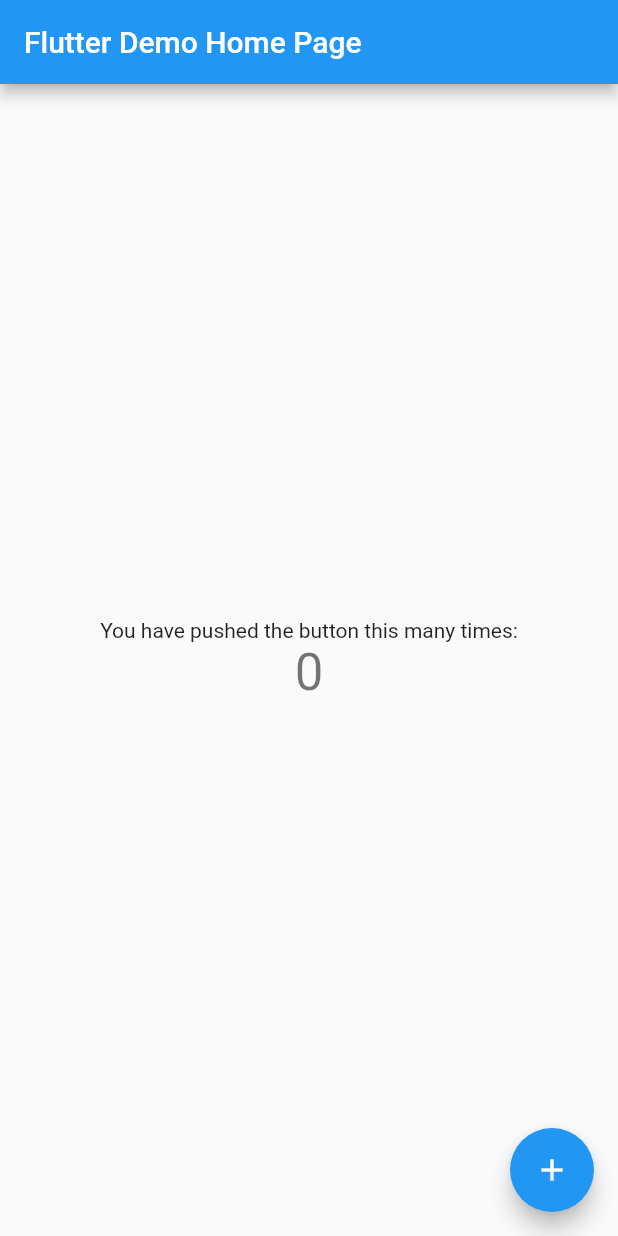
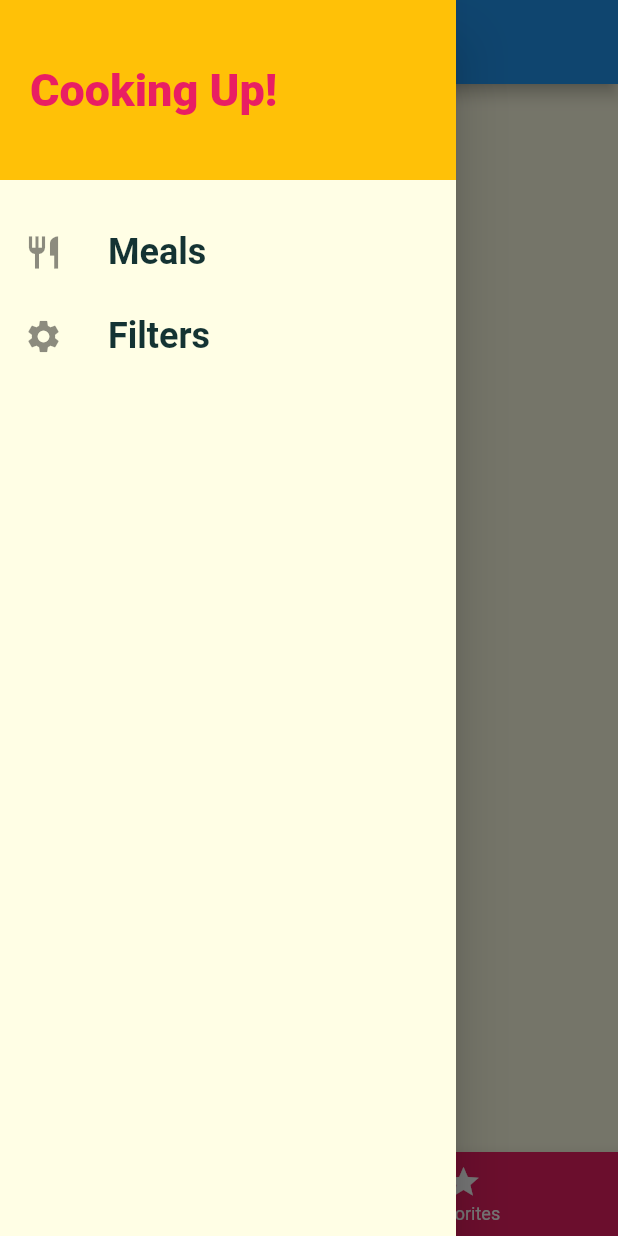
Before and after one commit to khushboo0801/meals_app, a Flutter app: the screen it shows after launch, with the side drawer open (before the commit the screen has no drawer), on a phone screen of 412 x 824 dp. Run offline on Flutter 3.47's test engine with Material 2 defaults, Android fonts, the phone set to English and light mode, and no system bars; Roboto replaces fonts that are missing (OpenSans, RaleWay).

Commit message:
adding home tab screen

```diff
--- a/lib/main.dart
+++ b/lib/main.dart
@@ -1,4 +1,5 @@
 import 'package:flutter/material.dart';
+import 'package:meals_app/screens/tabs_screen.dart';
 
 void main() {
   runApp(const MyApp());
@@ -13,103 +14,25 @@ class MyApp extends StatelessWidget {
     return MaterialApp(
       title: 'Flutter Demo',
       theme: ThemeData(
-        // This is the theme of your application.
-        //
-        // Try running your application with "flutter run". You'll see the
-        // application has a blue toolbar. Then, without quitting the app, try
-        // changing the primarySwatch below to Colors.green and then invoke
-        // "hot reload" (press "r" in the console where you ran "flutter run",
-        // or simply save your changes to "hot reload" in a Flutter IDE).
-        // Notice that the counter didn't reset back to zero; the application
-        // is not restarted.
-        primarySwatch: Colors.blue,
+        primarySwatch: Colors.pink,
+        colorScheme: ColorScheme.fromSwatch().copyWith(secondary: Colors.amber),
+        canvasColor: const Color.fromRGBO(255, 254, 229, 1),
+        fontFamily: 'RaleWay',
+        textTheme: ThemeData.light().textTheme.copyWith(
+              bodyText1: const TextStyle(
+                color: Color.fromRGBO(20, 51, 51, 1),
+              ),
+              bodyText2: const TextStyle(
+                color: Color.fromRGBO(20, 51, 51, 1),
+              ),
+              headline6: const TextStyle(
+                fontSize: 20,
+                fontFamily: 'OpenSans',
+                fontWeight: FontWeight.bold,
+              ),
+            ),
       ),
-      home: const MyHomePage(title: 'Flutter Demo Home Page'),
+      home: TabsScreen(),
     );
   }
 }
-
-class MyHomePage extends StatefulWidget {
-  const MyHomePage({Key? key, required this.title}) : super(key: key);
-
-  // This widget is the home page of your application. It is stateful, meaning
-  // that it has a State object (defined below) that contains fields that affect
-  // how it looks.
-
-  // This class is the configuration for the state. It holds the values (in this
-  // case the title) provided by the parent (in this case the App widget) and
-  // used by the build method of the State. Fields in a Widget subclass are
-  // always marked "final".
-
-  final String title;
-
-  @override
-  State<MyHomePage> createState() => _MyHomePageState();
-}
-
-class _MyHomePageState extends State<MyHomePage> {
-  int _counter = 0;
-
-  void _incrementCounter() {
-    setState(() {
-      // This call to setState tells the Flutter framework that something has
-      // changed in this State, which causes it to rerun the build method below
-      // so that the display can reflect the updated values. If we changed
-      // _counter without calling setState(), then the build method would not be
-      // called again, and so nothing would appear to happen.
-      _counter++;
-    });
-  }
-
-  @override
-  Widget build(BuildContext context) {
-    // This method is rerun every time setState is called, for instance as done
-    // by the _incrementCounter method above.
-    //
-    // The Flutter framework has been optimized to make rerunning build methods
-    // fast, so that you can just rebuild anything that needs updating rather
-    // than having to individually change instances of widgets.
-    return Scaffold(
-      appBar: AppBar(
-        // Here we take the value from the MyHomePage object that was created by
-        // the App.build method, and use it to set our appbar title.
-        title: Text(widget.title),
-      ),
-      body: Center(
-        // Center is a layout widget. It takes a single child and positions it
-        // in the middle of the parent.
-        child: Column(
-          // Column is also a layout widget. It takes a list of children and
-          // arranges them vertically. By default, it sizes itself to fit its
-          // children horizontally, and tries to be as tall as its parent.
-          //
-          // Invoke "debug painting" (press "p" in the console, choose the
-          // "Toggle Debug Paint" action from the Flutter Inspector in Android
-          // Studio, or the "Toggle Debug Paint" command in Visual Studio Code)
-          // to see the wireframe for each widget.
-          //
-          // Column has various properties to control how it sizes itself and
-          // how it positions its children. Here we use mainAxisAlignment to
-          // center the children vertically; the main axis here is the vertical
-          // axis because Columns are vertical (the cross axis would be
-          // horizontal).
-          mainAxisAlignment: MainAxisAlignment.center,
-          children: <Widget>[
-            const Text(
-              'You have pushed the button this many times:',
-            ),
-            Text(
-              '$_counter',
-              style: Theme.of(context).textTheme.headline4,
-            ),
-          ],
-        ),
-      ),
-      floatingActionButton: FloatingActionButton(
-        onPressed: _incrementCounter,
-        tooltip: 'Increment',
-        child: const Icon(Icons.add),
-      ), // This trailing comma makes auto-formatting nicer for build methods.
-    );
-  }
-}
--- /dev/null
+++ b/lib/models/meal.dart
@@ -0,0 +1,45 @@
+import 'package:flutter/foundation.dart';
+
+enum Complexity {
+  Simple,
+  Challenging,
+  Hard,
+}
+
+enum Affordability {
+  Affordable,
+  Pricey,
+  Luxurious,
+}
+
+class Meal {
+  final String id;
+  final List<String> categories;
+  final String title;
+  final String imageUrl;
+  final List<String> ingredients;
+  final List<String> steps;
+  final int duration;
+  final Complexity complexity;
+  final Affordability affordability;
+  final bool isGlutenFree;
+  final bool isLactoseFree;
+  final bool isVegan;
+  final bool isVegetarian;
+
+  const Meal({
+    required this.affordability,
+    required this.categories,
+    required this.complexity,
+    required this.duration,
+    required this.id,
+    required this.imageUrl,
+    required this.ingredients,
+    required this.isGlutenFree,
+    required this.isLactoseFree,
+    required this.isVegan,
+    required this.isVegetarian,
+    required this.title,
+    required this.steps,
+  });
+}
--- /dev/null
+++ b/lib/screens/tabs_screen.dart
@@ -0,0 +1,68 @@
+import 'package:flutter/material.dart';
+
+import '../widgets/drawer_widget.dart';
+import '../models/meal.dart';
+
+class TabsScreen extends StatefulWidget {
+  // final List<Meal> favoritedMeal;
+
+  TabsScreen();
+
+  @override
+  _TabsScreenState createState() => _TabsScreenState();
+}
+
+class _TabsScreenState extends State<TabsScreen> {
+  late List<Map<String, Object>> _pages;
+
+  @override
+  initState() {
+    _pages = [
+      {
+        'page': 'CategoriesScreen',
+        'title': 'Categories',
+      },
+      {
+        'page': 'FavoritesScreen',
+        'title': 'Your Favorites',
+      },
+    ];
+    super.initState();
+  }
+
+  int _selectedPage = 0;
+
+  void _selectPage(int index) {
+    setState(() {
+      _selectedPage = index;
+    });
+  }
+
+  @override
+  Widget build(BuildContext context) {
+    return Scaffold(
+      appBar: AppBar(
+        title: Text(_pages[_selectedPage]['title'].toString()),
+      ),
+      drawer: MainDrawer(),
+      body: Container(),
+      bottomNavigationBar: BottomNavigationBar(
+        onTap: _selectPage,
+        backgroundColor: Theme.of(context).primaryColor,
+        unselectedItemColor: Colors.white,
+        selectedItemColor: Theme.of(context).colorScheme.secondary,
+        currentIndex: _selectedPage,
+        items: const [
+          BottomNavigationBarItem(
+            icon: Icon(Icons.category),
+            label: 'Categories',
+          ),
+          BottomNavigationBarItem(
+            icon: Icon(Icons.star),
+            label: 'Favorites',
+          )
+        ],
+      ),
+    );
+  }
+}
--- /dev/null
+++ b/lib/widgets/drawer_widget.dart
@@ -0,0 +1,57 @@
+import 'package:flutter/material.dart';
+
+class MainDrawer extends StatelessWidget {
+  Widget buildOption(String text, IconData iconData, Function tapHandler) {
+    return ListTile(
+      leading: Icon(
+        iconData,
+        size: 26,
+      ),
+      title: Text(
+        text,
+        style: const TextStyle(
+            fontFamily: 'OpenSans', fontSize: 24, fontWeight: FontWeight.bold),
+      ),
+      onTap: () {},
+    );
+  }
+
+  @override
+  Widget build(BuildContext context) {
+    return Drawer(
+        child: Column(
+      children: <Widget>[
+        Container(
+          height: 120,
+          width: double.infinity,
+          padding: EdgeInsets.all(20),
+          alignment: Alignment.centerLeft,
+          color: Theme.of(context).colorScheme.secondary,
+          child: Text(
+            "Cooking Up!",
+            style: TextStyle(
+              fontWeight: FontWeight.w900,
+              fontSize: 30,
+              color: Theme.of(context).primaryColor,
+            ),
+          ),
+        ),
+        const SizedBox(
+          height: 20,
+        ),
+        buildOption(
+          'Meals',
+          Icons.restaurant,
+          () {
+            Navigator.of(context).pushReplacementNamed('/');
+          },
+        ),
+        buildOption(
+          'Filters',
+          Icons.settings,
+          () {},
+        ),
+      ],
+    ));
+  }
+}
```
Also changed, not shown: pubspec.lock.
